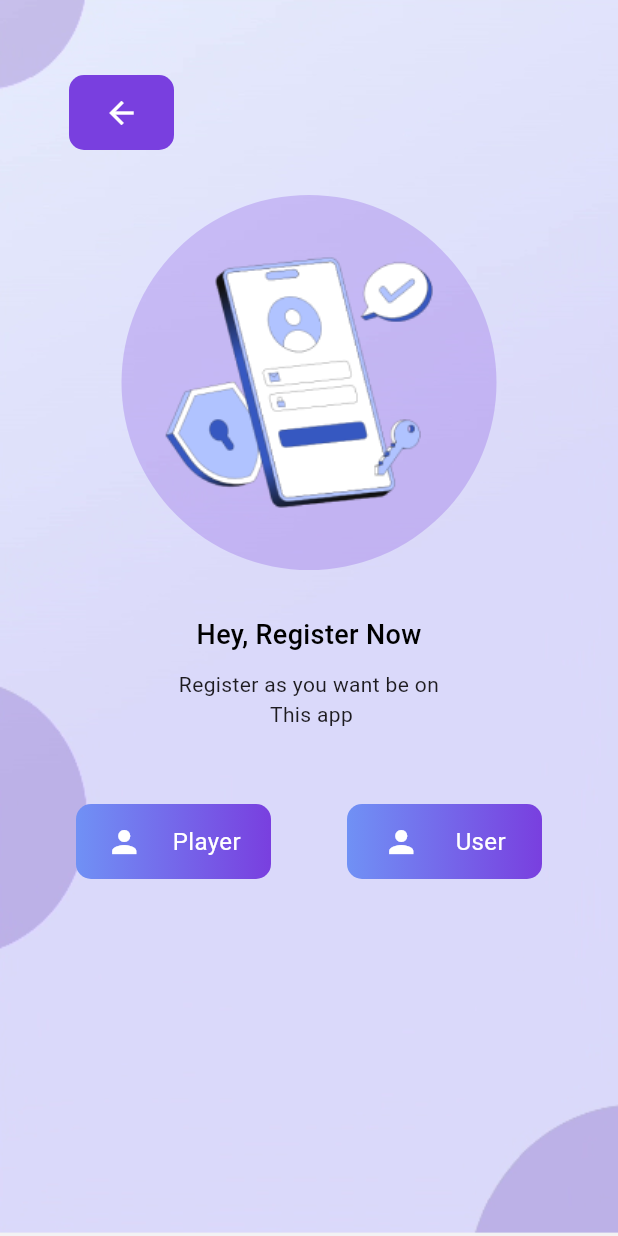
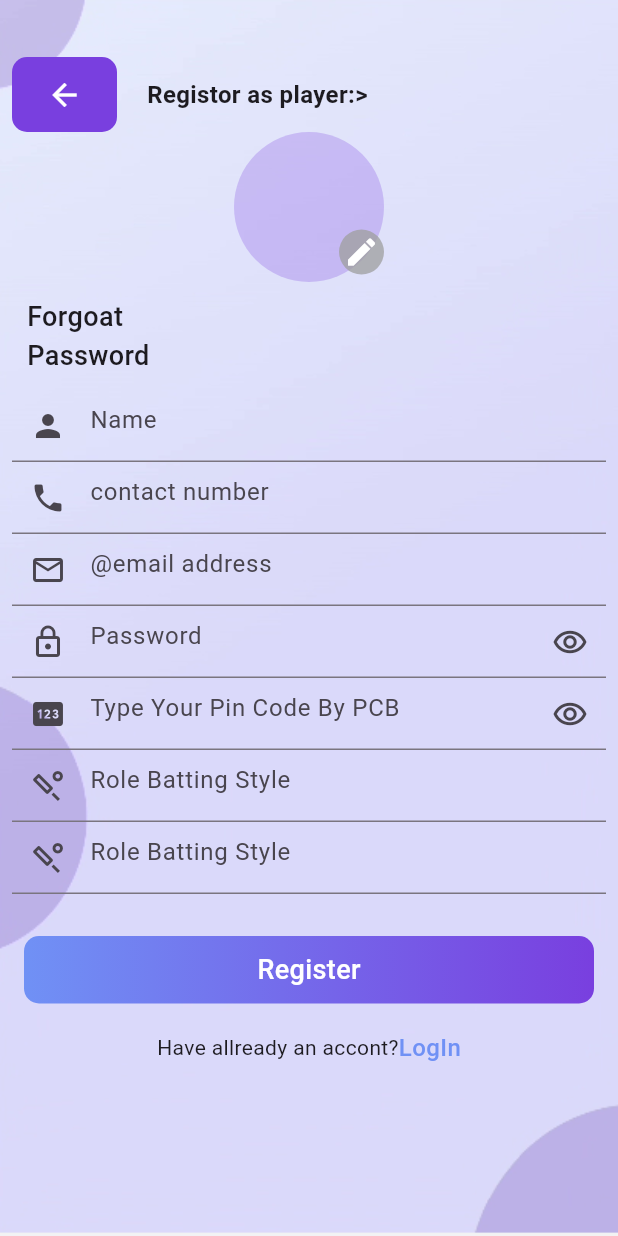
Before and after one commit to Luqmanorakzai/psl_app, a Flutter app: the screen it shows after launch, after a tap on "Next", after a tap on "Player", on a phone screen of 412 x 824 dp. Run offline on Flutter 3.47's test engine with Material 3 defaults, Android fonts, the phone set to English and light mode, and no system bars.

Commit message:
player registraion and more

```diff
--- a/lib/auth_screens/change_password_screen.dart
+++ b/lib/auth_screens/change_password_screen.dart
@@ -3,6 +3,7 @@ import 'package:flutter/material.dart';
 import '../custom_widgets/auth_backgroun_image.dart';
 import '../custom_widgets/custom_back_arrwo.dart';
 import '../custom_widgets/custom_login_signup_btn.dart';
+import 'login_screen.dart';
 
 class ChangePasswordScreen extends StatelessWidget {
   const ChangePasswordScreen({super.key});
@@ -85,6 +86,9 @@ class ChangePasswordScreen extends StatelessWidget {
                 height: 20,
               ),
               CustomLoginSignupBtn(btnName: 'Save changes', onTap: (){
+                Navigator.of(context).pushReplacement(MaterialPageRoute(builder: (context){
+                  return LogInScreen();
+                }));
 
 
               })
--- a/lib/auth_screens/login_screen.dart
+++ b/lib/auth_screens/login_screen.dart
@@ -100,9 +100,7 @@ class LogInScreen extends StatelessWidget {
                 ),
                 // custom botton
                 CustomLoginSignupBtn(btnName: 'LogIn', onTap: () {
-                  Navigator.of(context).push(MaterialPageRoute(builder: (context){
-                    return WhoRegisterScreen();
-                  }));
+
                   print('Clicked');
                     }),
                 const SizedBox(
@@ -116,8 +114,9 @@ class LogInScreen extends StatelessWidget {
                       width: 2,
                     ),
                     GestureDetector(onTap: () {
-
-
+                      Navigator.of(context).push(MaterialPageRoute(builder: (context){
+                        return WhoRegisterScreen();
+                      }));
 
                     }, child: const Text('Sign up', style:
                     TextStyle(color: Color(0xff7091F5), fontSize: 16),)),
--- /dev/null
+++ b/lib/auth_screens/player_registration_screen.dart
@@ -0,0 +1,157 @@
+import 'package:flutter/cupertino.dart';
+import 'package:flutter/material.dart';
+import 'package:flutter/widgets.dart';
+import '../custom_widgets/auth_backgroun_image.dart';
+import '../custom_widgets/custom_back_arrwo.dart';
+import '../custom_widgets/custom_login_signup_btn.dart';
+import 'login_screen.dart';
+
+class PlayerRegistrationScreen extends StatefulWidget {
+ const PlayerRegistrationScreen({super.key});
+
+  @override
+  State<PlayerRegistrationScreen> createState() => _PlayerRegistrationScreenState();
+}
+
+class _PlayerRegistrationScreenState extends State<PlayerRegistrationScreen> {
+  @override
+  Widget build(BuildContext context) {
+    final String _selectedGender = 'Male'; // Default selection
+    return Scaffold(
+      body: AuthBackgroundImage(
+        child: Padding(
+          padding: const EdgeInsets.all(8.0),
+          child: SingleChildScrollView(
+            child: Column(children: [
+              Padding(
+                padding: const EdgeInsets.only(top: 30),
+                child: Row(
+                  children: [
+                    CustomBackArro(onTap: () {
+                      Navigator.pop(context);
+                    }),
+                    SizedBox(width: 20,),
+                    Text('Registor as player:>',style: TextStyle(fontSize: 16,fontWeight: FontWeight.w600),)
+                  ],
+                ),
+              ),
+              Stack(
+                clipBehavior: Clip.none,
+                children: [
+                  Container(
+                    height: 100,
+                    width:100,
+                    decoration: BoxDecoration(
+                      shape: BoxShape.circle,
+                      color: Color(0xff793FDF).withOpacity(.25),
+                    ),
+                  ),
+                  Positioned(
+                    top: 65,
+                    left: 70,
+                    child: Container(
+                        height: 30,
+                        width: 30,
+                        decoration: BoxDecoration(
+                          shape: BoxShape.circle,
+                          color: Colors.grey.withOpacity(.75)
+                        ),
+                        child: Icon(Icons.edit,color: Colors.white,)),
+                  )
+
+                ],
+              ),
+              const   Padding(
+                padding: const EdgeInsets.all(10.0),
+                child: Row(
+                  children: [
+                    Text('Forgoat\nPassword',style: TextStyle(fontSize: 18,fontWeight: FontWeight.w500),),
+                  ],
+                ),
+              ),
+              TextFormField(
+                keyboardType: TextInputType.text,
+                decoration: const InputDecoration(
+                    hintText: 'Name',
+                    prefixIcon: Icon(Icons.person)
+                ),
+              ),
+              TextFormField(
+                keyboardType: TextInputType.phone,
+                decoration: const InputDecoration(
+                    hintText: 'contact number',
+                    prefixIcon: Icon(Icons.phone)
+                ),
+              ),
+              TextFormField(
+                keyboardType: TextInputType.text,
+                decoration: const InputDecoration(
+                    hintText: '@email address',
+                    prefixIcon: Icon(Icons.email_outlined)
+                ),
+              ),
+              TextFormField(
+                obscureText: true,
+                keyboardType: TextInputType.text,
+                decoration: const InputDecoration(
+                    hintText: 'Password',
+                    prefixIcon: Icon(Icons.lock_outline),
+                    suffixIcon: Icon(Icons.remove_red_eye_outlined)
+                ),
+              ),
+              TextFormField(
+                keyboardType: TextInputType.phone,
+                obscureText: true,
+                decoration: const InputDecoration(
+                    hintText: 'Type Your Pin Code By PCB',
+                    prefixIcon: Icon(Icons.pin),
+                    suffixIcon: Icon(Icons.remove_red_eye_outlined)
+                ),
+              ),
+              TextFormField(
+                keyboardType: TextInputType.text,
+                obscureText: true,
+                decoration: const InputDecoration(
+                    hintText: 'Role Batting Style',
+                    prefixIcon: Icon(Icons.sports_cricket_outlined),
+                ),
+              ),
+              TextFormField(
+                keyboardType: TextInputType.text,
+                obscureText: true,
+                decoration: const InputDecoration(
+                  hintText: 'Role Batting Style',
+                  prefixIcon: Icon(Icons.sports_cricket_outlined),
+                ),
+              ),
+              const    SizedBox(
+                height: 20,
+              ),
+
+              CustomLoginSignupBtn(btnName: 'Register', onTap: (){
+                // navigate to
+              }),
+              const    SizedBox(
+                height: 10,
+              ),
+              Row(
+                mainAxisAlignment: MainAxisAlignment.center,
+                children: [
+                  Text('Have allready an accont?'),
+                  InkWell(
+
+                      onTap: (){
+                        Navigator.of(context).pushReplacement(MaterialPageRoute(builder: (context){
+                          return LogInScreen();
+                        }));
+                      },
+                      child: Text('LogIn',style: TextStyle(color: Color(0xff7091F5), fontWeight: FontWeight.w500,fontSize: 16),)),
+                ],
+              ),
+            ],),
+          ),
+        ),
+      ),
+    );
+  }
+}
--- a/lib/auth_screens/who_register_screen.dart
+++ b/lib/auth_screens/who_register_screen.dart
@@ -1,5 +1,6 @@
 
 import 'package:flutter/material.dart';
+import 'package:psl_app/auth_screens/player_registration_screen.dart';
 import 'package:psl_app/auth_screens/user_register_screen.dart';
 import 'package:psl_app/custom_widgets/auth_backgroun_image.dart';
 import 'package:psl_app/custom_widgets/custom_back_arrwo.dart';
@@ -55,6 +56,9 @@ class WhoRegisterScreen extends StatelessWidget {
                   GestureDetector(
                     onTap: (){
                       //Navigate to player
+                      Navigator.of(context).push(MaterialPageRoute(builder: (context){
+                        return PlayerRegistrationScreen();
+                      }));
                     },
                     child: Container(
                       height: 50,
--- a/lib/splash_screen/psl_splash_screen.dart
+++ b/lib/splash_screen/psl_splash_screen.dart
@@ -17,11 +17,11 @@ class _PslSplashScreenState extends State<PslSplashScreen> {
     _navigate();
   }
   _navigate() async{
-    await Future.delayed(Duration(milliseconds: 1500),(){});
+    // await Future.delayed(Duration(milliseconds: 1500),(){});
+    await Future.delayed(Duration(seconds: 2));
     Navigator.of(context).pushReplacement(MaterialPageRoute(builder: (context){
       return IntroScreenOne();
     }));
-
   }
   @override
   Widget build(BuildContext context) {
```
Also changed, not shown: assets/images/groupIcons/battingIcon.png (added), assets/images/groupIcons/bowlingIcon.jpg (added).
